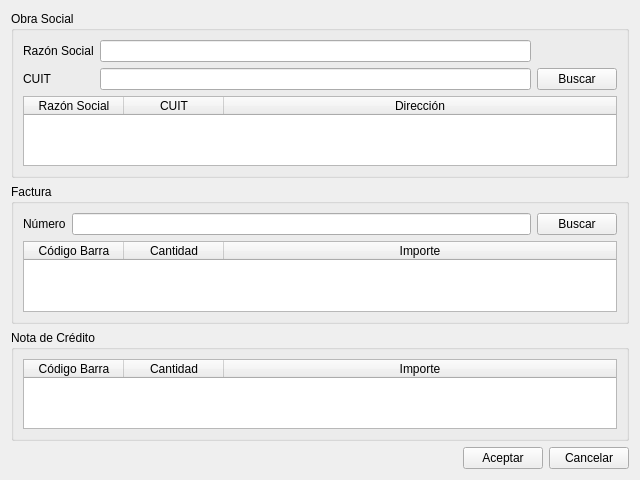
Qt form ventanas/vtnReintegroCliente.ui (leaLuque/FarmaciaCrisol) before a commit.
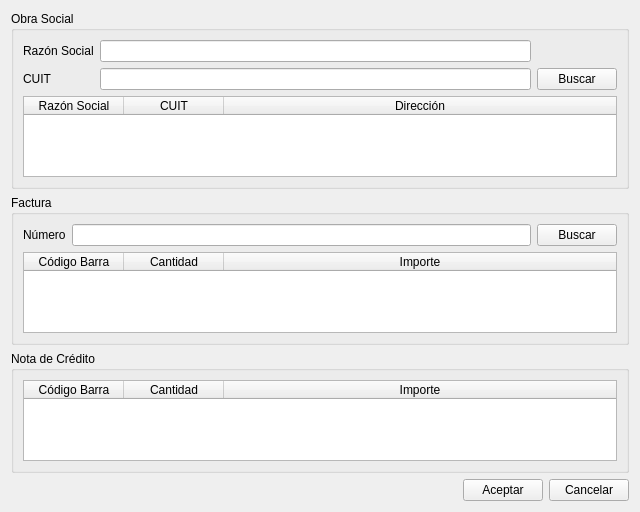
The same form after that commit.

Patch:
```diff
--- a/ventanas/vtnReintegroCliente.ui
+++ b/ventanas/vtnReintegroCliente.ui
@@ -7,7 +7,7 @@
     <x>0</x>
     <y>0</y>
     <width>640</width>
-    <height>480</height>
+    <height>512</height>
    </rect>
   </property>
   <property name="windowTitle">
```
Left out of the diff: 27 changed lines with no effect on the pictures.
